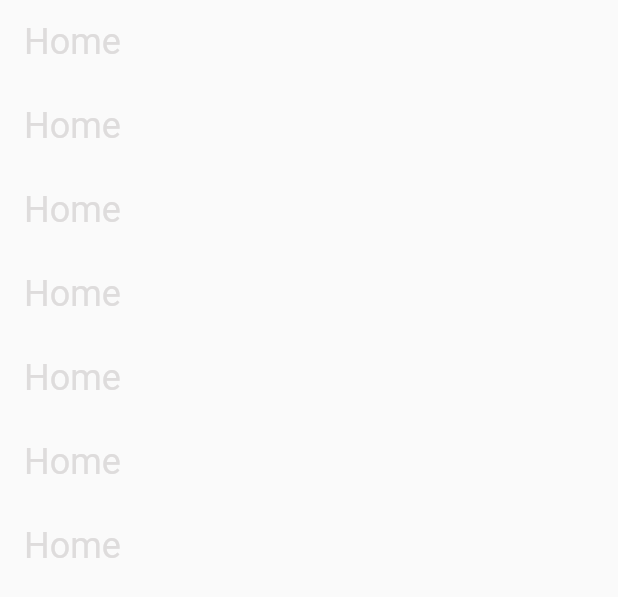
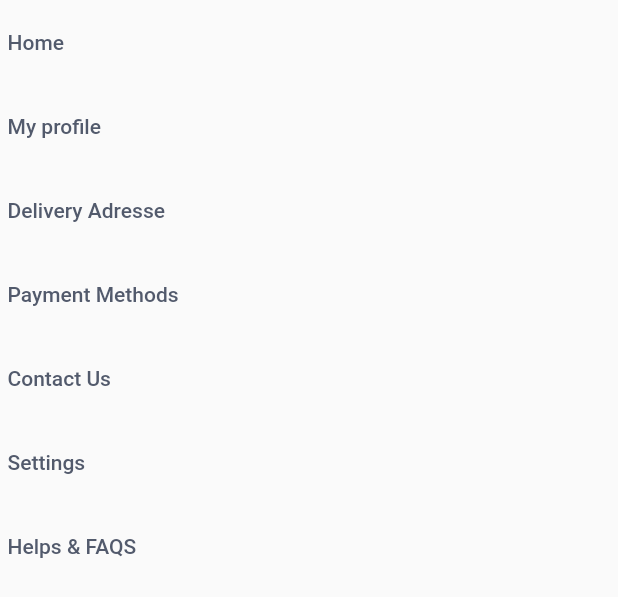
Before and after one commit to chizakasipascal/Delicious, a Flutter app: the CustomerDrawer widget shown alone on an empty page, opened directly, on a phone screen of 412 x 824 dp. Shown: the top 597 px of the screen. Run offline on Flutter 3.47's test engine with Material 2 defaults, Android fonts, the phone set to English and light mode, and no system bars.

```diff
--- a/lib/src/data/drawerItemsData.dart
+++ b/lib/src/data/drawerItemsData.dart
@@ -2,12 +2,12 @@ import 'package:bonappetit/src/models/models.dart';
 
 class DrawerData {
   static const home = DrawerItems(title: "Home");
-  static const explore = DrawerItems(title: "Home");
-  static const favorite = DrawerItems(title: "Home");
-  static const messages = DrawerItems(title: "Home");
-  static const profile = DrawerItems(title: "Home");
-  static const settings = DrawerItems(title: "Home");
-  static const logout = DrawerItems(title: "Home");
+  static const explore = DrawerItems(title: "My profile");
+  static const favorite = DrawerItems(title: "Delivery Adresse");
+  static const messages = DrawerItems(title: "Payment Methods");
+  static const profile = DrawerItems(title: "Contact Us");
+  static const settings = DrawerItems(title: "Settings");
+  static const logout = DrawerItems(title: "Helps & FAQS");
   static final List<DrawerItems> all = [
     home,
     explore,
--- a/lib/src/models/drawerItmes.dart
+++ b/lib/src/models/drawerItmes.dart
@@ -4,6 +4,7 @@ class DrawerItems {
 
   const DrawerItems({
     required this.title,
-    //  required this.icon
+
+    // required this.icon
   }) : super();
 }
--- a/lib/src/views/widgets/customerDrawer.dart
+++ b/lib/src/views/widgets/customerDrawer.dart
@@ -17,12 +17,13 @@ class CustomerDrawer extends StatelessWidget {
         children: DrawerData.all
             .map(
               (e) => ListTile(
+                contentPadding: const EdgeInsets.symmetric(horizontal: 5),
                 title: Text(
                   e.title,
                   style: Theme.of(context)
                       .textTheme
-                      .headline5
-                      ?.copyWith(color: kWhiteGreyColor),
+                      .bodyText1
+                      ?.copyWith(color: kGreyColor),
                 ),
                 onTap: () {},
               ),
```
Also changed, not shown: lib/src/views/screens/home.dart (+66 -2 lines).
